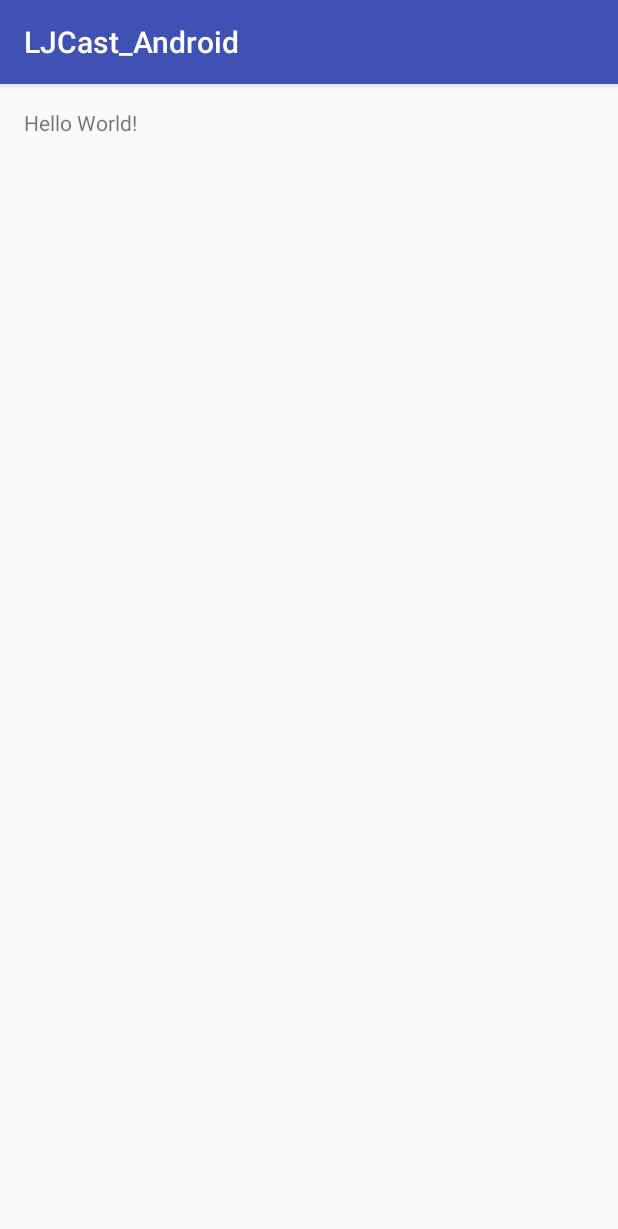
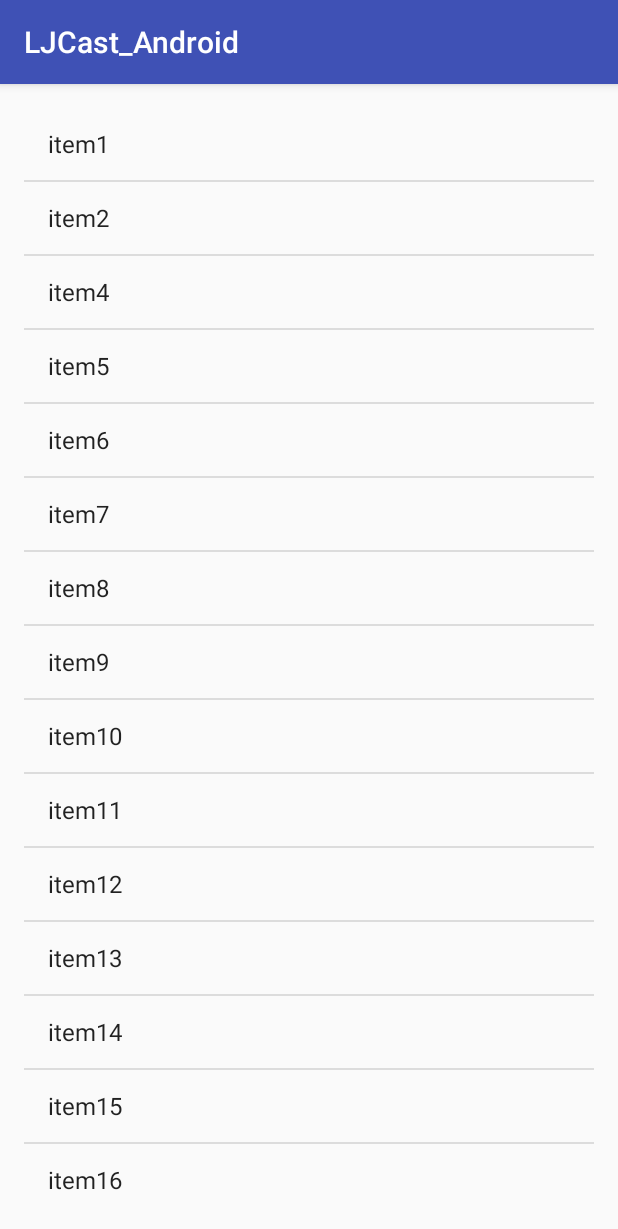
Before and after one commit to slee8789/LJCast_Android, an Android app: the screen it shows after launch (MainActivity), on a phone screen of 412 x 824 dp. Shown: the top 1229 px of the screen. Run offline under Robolectric (Android 15) with nearby library versions, the phone set to English and light mode, and no system bars.

Commit message:
add very simple launchImage and listview

```diff
--- a/app/src/main/AndroidManifest.xml
+++ b/app/src/main/AndroidManifest.xml
@@ -11,10 +11,12 @@
         <activity android:name=".MainActivity">
             <intent-filter>
                 <action android:name="android.intent.action.MAIN" />
-
                 <category android:name="android.intent.category.LAUNCHER" />
             </intent-filter>
         </activity>
+
+        <activity android:name=".SplashActivity"/>
+
     </application>
 
 </manifest>
--- a/app/src/main/java/android/boraseoksoon/com/ljcast_android/MainActivity.java
+++ b/app/src/main/java/android/boraseoksoon/com/ljcast_android/MainActivity.java
@@ -1,7 +1,13 @@
 package android.boraseoksoon.com.ljcast_android;
 
+import android.content.Intent;
+import android.os.Bundle;
 import android.support.v7.app.AppCompatActivity;
-import android.os.Bundle;
+import android.view.View;
+import android.widget.AdapterView;
+import android.widget.ArrayAdapter;
+import android.widget.ListView;
+import android.widget.Toast;
 
 public class MainActivity extends AppCompatActivity {
 
@@ -9,5 +15,50 @@ public class MainActivity extends AppCompatActivity {
     protected void onCreate(Bundle savedInstanceState) {
         super.onCreate(savedInstanceState);
         setContentView(R.layout.activity_main);
+
+        startActivity(new Intent(this, SplashActivity.class));
+
+        /*
+         * Add ListView
+         */
+
+        // ArrayAdapter를 통해 LIST로 표시할 오브젝트를 지정한다.
+        // 여기서는 심플하게 그냥 String
+        // 레이아웃 android.R.layout.simple_list_item_1 는 안드로이드가 기본적으로 제공하는 간단한 아이템 레이아웃
+        ArrayAdapter<String> adapter = new ArrayAdapter<String>(this, android.R.layout.simple_list_item_1);
+
+        // 아이템을 추가
+        adapter.add("item1");
+        adapter.add("item2");
+        adapter.add("item4");
+        adapter.add("item5");
+        adapter.add("item6");
+        adapter.add("item7");
+        adapter.add("item8");
+        adapter.add("item9");
+        adapter.add("item10");
+        adapter.add("item11");
+        adapter.add("item12");
+        adapter.add("item13");
+        adapter.add("item14");
+        adapter.add("item15");
+        adapter.add("item16");
+
+        // ListView 가져오기
+        ListView listView = (ListView) findViewById(R.id.main_listview);
+
+        // ListView에 각각의 아이템표시를 제어하는 Adapter를 설정
+        listView.setAdapter(adapter);
+
+        // 아이템을 [클릭]시의 이벤트 리스너를 등록
+        listView.setOnItemClickListener(new AdapterView.OnItemClickListener() {
+            @Override
+            public void onItemClick(AdapterView<?> parent, View view, int position, long id) {
+                ListView listView = (ListView) parent;
+                // TODO 아이템 클릭시에 구현할 내용은 여기에.
+                String item = (String) listView.getItemAtPosition(position);
+                Toast.makeText(MainActivity.this, item, Toast.LENGTH_LONG).show();
+            }
+        });
     }
 }
--- /dev/null
+++ b/app/src/main/java/android/boraseoksoon/com/ljcast_android/SplashActivity.java
@@ -0,0 +1,27 @@
+package android.boraseoksoon.com.ljcast_android;
+
+import android.os.Bundle;
+import android.os.Handler;
+import android.support.v7.app.AppCompatActivity;
+
+/**
+ * Created by seoksoonjang on 2/27/16.
+ */
+public class SplashActivity extends AppCompatActivity {
+
+    @Override
+    protected void onCreate(Bundle savedInstanceState) {
+        // TODO Auto-generated method stub
+        super.onCreate(savedInstanceState);
+        setContentView(R.layout.splash);
+
+        Handler hd = new Handler();
+        hd.postDelayed(new Runnable() {
+            @Override
+            public void run() {
+                finish();       // 3 초후 이미지를 닫아버림
+            }
+        }, 3000);
+    }
+
+}
--- a/app/src/main/res/layout/activity_main.xml
+++ b/app/src/main/res/layout/activity_main.xml
@@ -9,8 +9,7 @@
     android:paddingTop="@dimen/activity_vertical_margin"
     tools:context="android.boraseoksoon.com.ljcast_android.MainActivity">
 
-    <TextView
-        android:layout_width="wrap_content"
-        android:layout_height="wrap_content"
-        android:text="Hello World!" />
+    <ListView android:id="@+id/main_listview"
+        android:layout_width="fill_parent"
+        android:layout_height="wrap_content" />
 </RelativeLayout>
--- /dev/null
+++ b/app/src/main/res/layout/splash.xml
@@ -0,0 +1,12 @@
+<?xml version="1.0" encoding="utf-8"?>
+<LinearLayout xmlns:android="http://schemas.android.com/apk/res/android"
+    android:orientation="vertical" android:layout_width="match_parent"
+    android:layout_height="match_parent">
+
+    <ImageView
+        android:id="@+id/imageview4"
+        android:layout_width="match_parent"
+        android:layout_height="match_parent"
+        android:src="@drawable/main_launch_image"
+        />
+</LinearLayout>
```
Also changed, not shown: app/src/main/res/drawable/main_launch_image.png (added), app/src/main/res/drawable/main_launch_image2.png (added).
